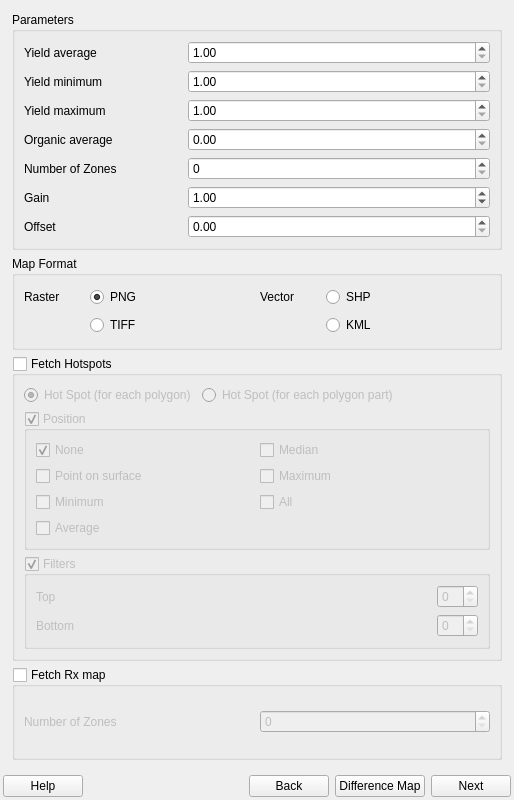
The window that geosys/ui/templates/geosys_dockwidget_base.ui (osundwajeff/qgis-plugin) describes before a commit, drawn with Qt 5.
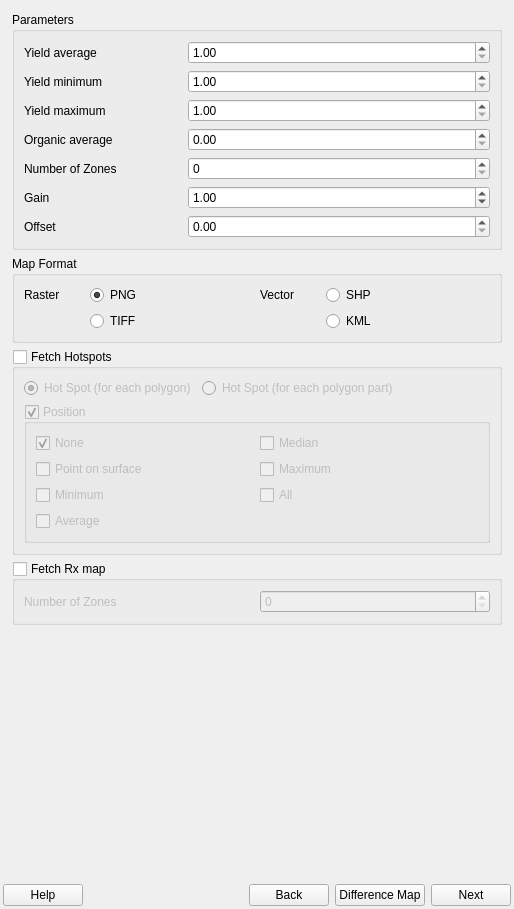
The same window after the commit.

Commit message: remove top and bottom filters for hotspots

Patch:
```diff
--- a/geosys/ui/templates/geosys_dockwidget_base.ui
+++ b/geosys/ui/templates/geosys_dockwidget_base.ui
@@ -7,13 +7,13 @@
     <x>0</x>
     <y>0</y>
     <width>514</width>
-    <height>800</height>
+    <height>909</height>
    </rect>
   </property>
   <property name="minimumSize">
    <size>
     <width>514</width>
-    <height>800</height>
+    <height>909</height>
    </size>
   </property>
   <property name="windowTitle">
@@ -725,64 +725,6 @@
              </layout>
             </widget>
            </item>
-           <item>
-            <widget class="QGroupBox" name="hotspots_filters_group">
-             <property name="title">
-              <string>Filters</string>
-             </property>
-             <property name="checkable">
-              <bool>true</bool>
-             </property>
-             <layout class="QGridLayout" name="gridLayout_4">
-              <item row="0" column="0">
-               <widget class="QLabel" name="lbl_top">
-                <property name="text">
-                 <string>Top</string>
-                </property>
-               </widget>
-              </item>
-              <item row="0" column="1">
-               <spacer name="horizontalSpacer">
-                <property name="orientation">
-                 <enum>Qt::Horizontal</enum>
-                </property>
-                <property name="sizeHint" stdset="0">
-                 <size>
-                  <width>243</width>
-                  <height>20</height>
-                 </size>
-                </property>
-               </spacer>
-              </item>
-              <item row="0" column="2">
-               <widget class="QSpinBox" name="sb_top"/>
-              </item>
-              <item row="1" column="0">
-               <widget class="QLabel" name="lbl_bottom">
-                <property name="text">
-                 <string>Bottom</string>
-                </property>
-               </widget>
-              </item>
-              <item row="1" column="1">
-               <spacer name="horizontalSpacer_2">
-                <property name="orientation">
-                 <enum>Qt::Horizontal</enum>
-                </property>
-                <property name="sizeHint" stdset="0">
-                 <size>
-                  <width>243</width>
-                  <height>20</height>
-                 </size>
-                </property>
-               </spacer>
-              </item>
-              <item row="1" column="2">
-               <widget class="QSpinBox" name="sb_bottom"/>
-              </item>
-             </layout>
-            </widget>
-           </item>
           </layout>
          </widget>
         </item>
@@ -815,6 +757,19 @@
           </layout>
          </widget>
         </item>
+        <item>
+         <spacer name="verticalSpacer_3">
+          <property name="orientation">
+           <enum>Qt::Vertical</enum>
+          </property>
+          <property name="sizeHint" stdset="0">
+           <size>
+            <width>20</width>
+            <height>40</height>
+           </size>
+          </property>
+         </spacer>
+        </item>
        </layout>
       </widget>
       <widget class="QWidget" name="page">
```
The commit also changes 1 other file.
